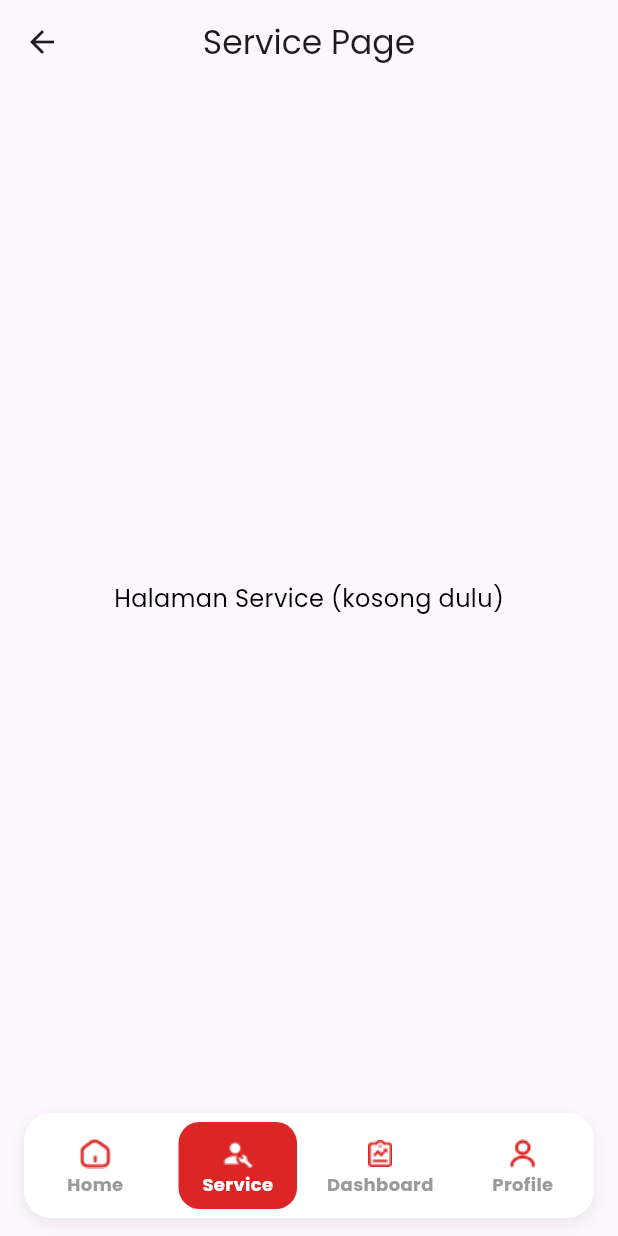
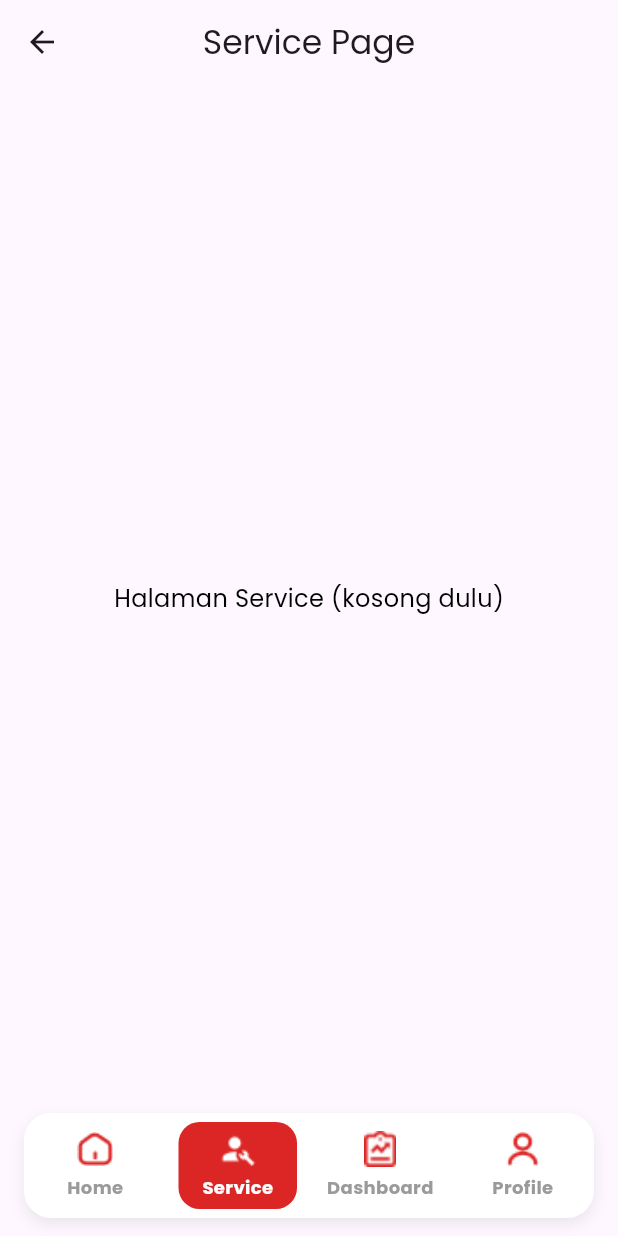
Before and after one commit to siberbot88/bbi-hub-flutter-app, a Flutter app: the MainPage screen opened by its route, item 2 of the bottom bar chosen, on a phone screen of 412 x 824 dp. Run offline on Flutter 3.47's test engine with Material 3 defaults, Android fonts, the phone set to English and light mode, and no system bars; our stand-ins replace google_fonts, image_picker, syncfusion_flutter_datepicker.

Commit message:
feat : update bottom nav : text navbar lurus

```diff
--- a/lib/widgets/bottom_nav.dart
+++ b/lib/widgets/bottom_nav.dart
@@ -81,42 +81,53 @@
                       final entry = items[index];
                       final active = index == selectedIndex;
 
+                      double iconSize = 22.0; // Ukuran default
+                      if (index == 1) {
+                        iconSize = 24.0;
+                      } else if (index == 3) {
+                        iconSize = 20.0;
+                      }
+
                       return Expanded(
                         child: InkWell(
                           onTap: () => onTap(index),
                           splashColor: Colors.transparent,
                           highlightColor: Colors.transparent,
+                          // PERBAIKAN UTAMA: Mengganti Column dengan Stack
                           child: SizedBox(
                             height: 70,
-                            child: Column(
-                              mainAxisAlignment: MainAxisAlignment.center,
+                            child: Stack(
+                              alignment: Alignment.center,
                               children: [
-                                // PERBAIKAN 1: Bungkus Image dengan SizedBox
-                                // agar ukurannya konsisten dan tidak "melompat".
-                                SizedBox(
-                                  width: 24, // Beri area yang sedikit lebih besar
+                                // Posisi Ikon diatur dari atas
+                                Positioned(
+                                  top: 12,
+                                  child: SizedBox(
+                                    width: 24,
                                     height: 24,
                                     child: Image.asset(
                                       active
                                           ? entry['icon_active']!
                                           : entry['icon_inactive']!,
-                                    width: 22,
-                                    height: 22,
+                                      width: iconSize,
+                                      height: iconSize,
+                                      fit: BoxFit.contain,
                                     ),
                                   ),
-                                const SizedBox(height: 2), // Sedikit kurangi jarak
-                                Text(
+                                ),
+                                // Posisi Teks diatur dari bawah
+                                // Ini memastikan semua teks akan sejajar
+                                Positioned(
+                                  bottom: 12,
+                                  child: Text(
                                     entry['label']!,
                                     style: TextStyle(
                                       fontSize: 12,
                                       fontWeight: FontWeight.w600,
-                                    // PERBAIKAN 2 (KUNCI UTAMA):
-                                    // Properti 'height' ini akan memaksa teks
-                                    // untuk selalu punya tinggi yang sama, baik tebal maupun tidak.
-                                    height: 1.2,
                                       color: active
                                           ? Colors.white
                                           : const Color(0xFF9A9A9A),
+                                    ),
                                   ),
                                 ),
                               ],
```
Lines whose indentation alone changed are shown as unchanged.
